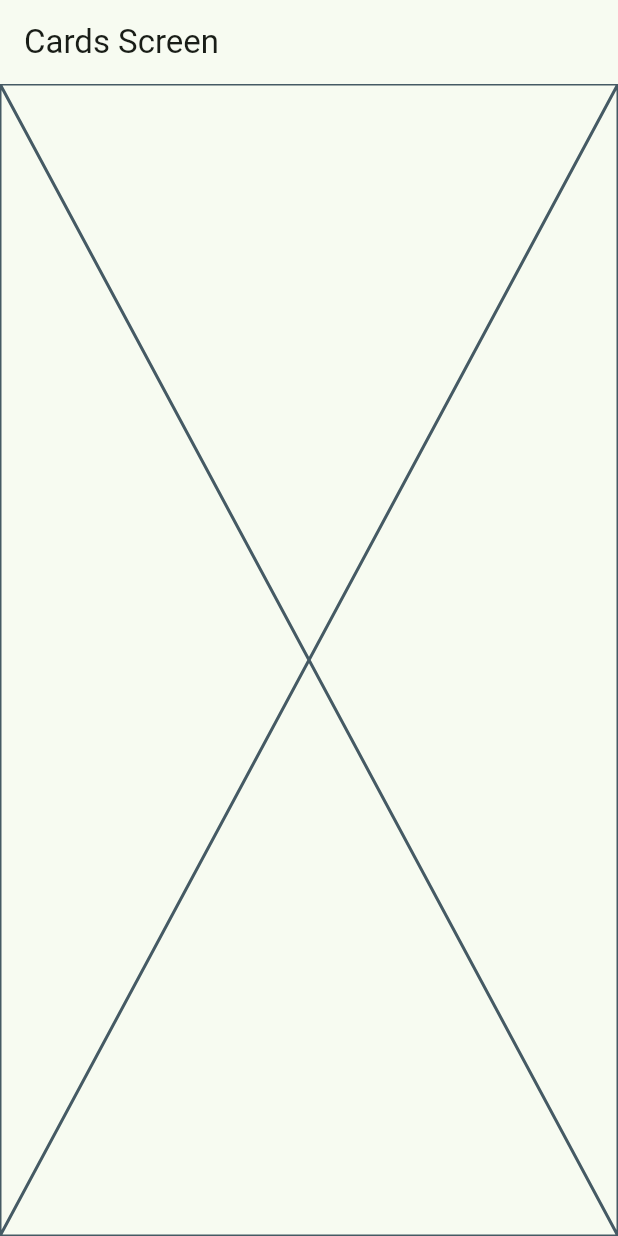
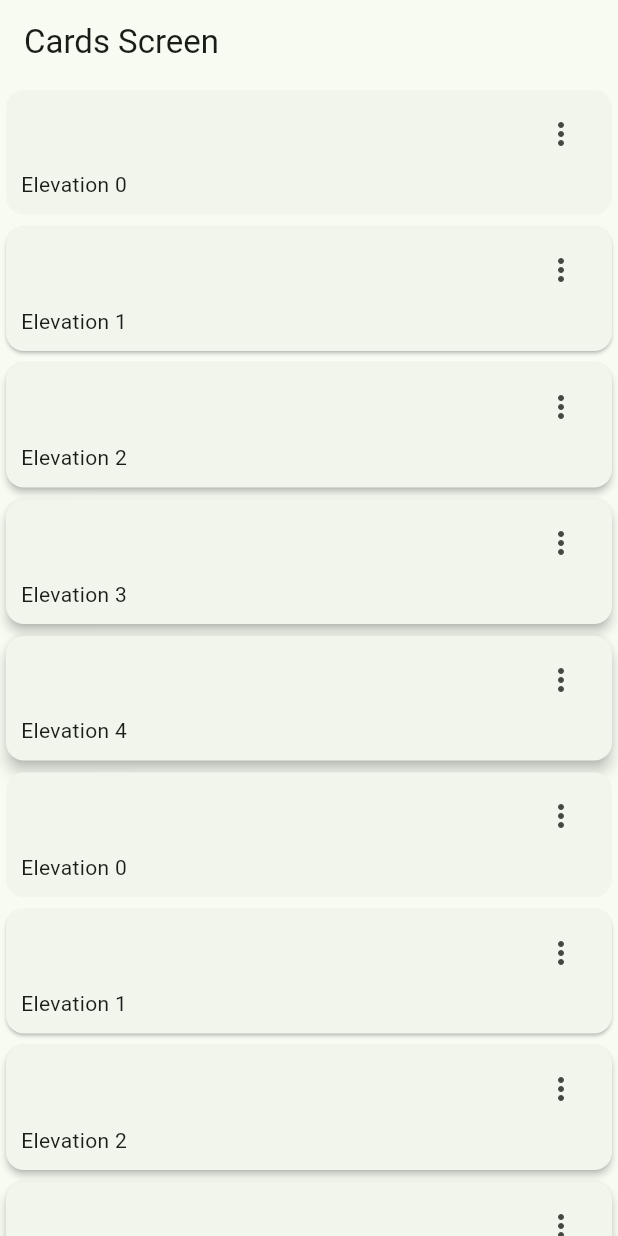
Before and after one commit to SoloBugs/my_flutter_journey, a Flutter app: the CardsScreen screen opened by its route, on a phone screen of 412 x 824 dp. Run offline on Flutter 3.47's test engine with Material 2 defaults, Android fonts, the light colour scheme and no system bars; our stand-ins replace animate_do, dio, go_router, video_player.

Commit message:
Modificacion del listado de tarjetas sin listview

```diff
--- a/witgets_app/lib/presentation/screens/cards/cards_screens.dart
+++ b/witgets_app/lib/presentation/screens/cards/cards_screens.dart
@@ -1,4 +1,12 @@
 import 'package:flutter/material.dart';
+
+const cards = <Map<String, dynamic>>[
+  {'elevation': 0.0, 'label': 'Elevation 0'},
+  {'elevation': 1.0, 'label': 'Elevation 1'},
+  {'elevation': 2.0, 'label': 'Elevation 2'},
+  {'elevation': 3.0, 'label': 'Elevation 3'},
+  {'elevation': 4.0, 'label': 'Elevation 4'},
+];
 
 class CardsScreen extends StatelessWidget {
   static const String name = 'cards_screens';
@@ -11,7 +19,59 @@
       appBar: AppBar(
         title: const Text('Cards Screen'),
       ),
-      body: const Placeholder(),
+      body: const _CardsView(),
     );
   }
 }
+
+class _CardsView extends StatelessWidget {
+  const _CardsView();
+
+  @override
+  Widget build(BuildContext context) {
+    return SingleChildScrollView(
+      child: Column(
+        children: [
+          ...cards.map((card) => _CardType1(
+                elevation: card['elevation'],
+                label: card['label'],
+              )),
+          ...cards.map((card) => _CardType1(
+                elevation: card['elevation'],
+                label: card['label'],
+              ))
+        ],
+      ),
+    );
+  }
+}
+
+class _CardType1 extends StatelessWidget {
+  final String label;
+  final double elevation;
+
+  const _CardType1({required this.label, required this.elevation});
+
+  @override
+  Widget build(BuildContext context) {
+    return Card(
+      elevation: elevation,
+      child: Padding(
+        padding: const EdgeInsets.fromLTRB(10, 5, 10, 10),
+        child: Column(
+          children: [
+            Align(
+                alignment: Alignment.topRight,
+                child: IconButton(
+                    onPressed: () {},
+                    icon: const Icon(Icons.more_vert_outlined))),
+            Align(
+              alignment: Alignment.bottomLeft,
+              child: Text(label),
+            ),
+          ],
+        ),
+      ),
+    );
+  }
+}
```
